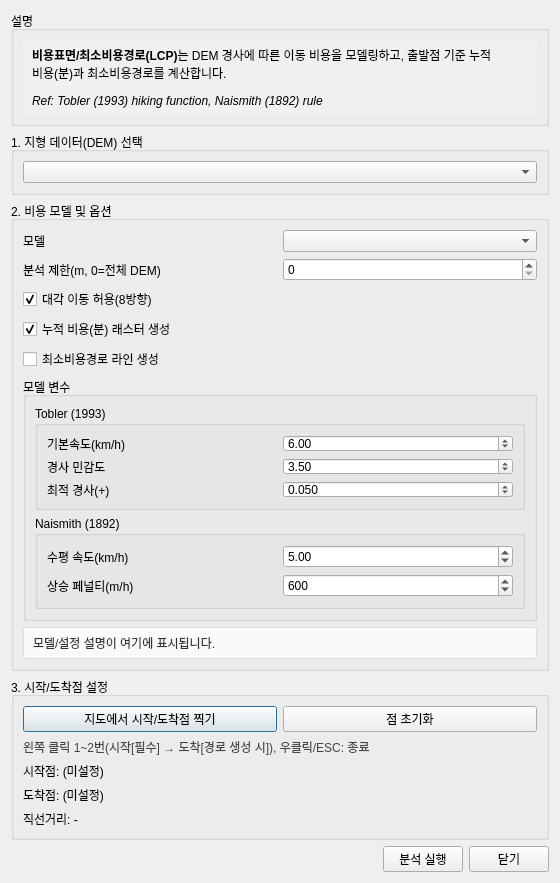
Above: tools/cost_surface_dialog_base.ui from lzpxilfe/ar before the change. Below: the same form after it.
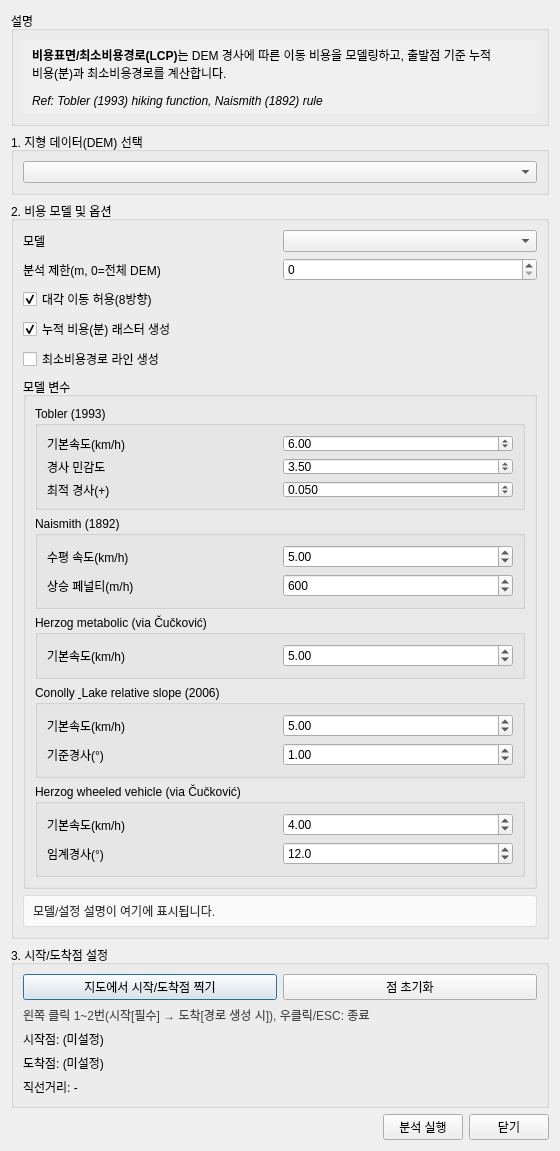
That is the form after the change. Custom widgets are drawn as their Qt base class.

Commit message: Cost surface: add Herzog/Conolly models

Diff of the .ui file:
```diff
--- a/tools/cost_surface_dialog_base.ui
+++ b/tools/cost_surface_dialog_base.ui
@@ -312,13 +312,185 @@
               </property>
              </widget>
             </item>
-           </layout>
-          </widget>
-         </item>
-        </layout>
-       </widget>
-      </item>
-      <item row="6" column="0" colspan="2">
+            </layout>
+           </widget>
+          </item>
+          <item>
+           <widget class="QGroupBox" name="groupHerzogMetabolicParams">
+            <property name="title">
+             <string>Herzog metabolic (via Čučković)</string>
+            </property>
+            <layout class="QGridLayout" name="gridLayout_HerzogMetabolic">
+             <item row="0" column="0">
+              <widget class="QLabel" name="lblHerzogBaseSpeed">
+               <property name="text">
+                <string>기본속도(km/h)</string>
+               </property>
+              </widget>
+             </item>
+             <item row="0" column="1">
+              <widget class="QDoubleSpinBox" name="spinHerzogBaseKmh">
+               <property name="toolTip">
+                <string>평지 기준 기본 속도(km/h). 값이 클수록 전체 이동 시간이 줄어듭니다(더 빠른 이동 가정).</string>
+               </property>
+               <property name="decimals">
+                <number>2</number>
+               </property>
+               <property name="minimum">
+                <double>0.100000000000000</double>
+               </property>
+               <property name="maximum">
+                <double>20.000000000000000</double>
+               </property>
+               <property name="singleStep">
+                <double>0.500000000000000</double>
+               </property>
+               <property name="value">
+                <double>5.000000000000000</double>
+               </property>
+              </widget>
+             </item>
+            </layout>
+           </widget>
+          </item>
+          <item>
+           <widget class="QGroupBox" name="groupConollyLakeParams">
+            <property name="title">
+             <string>Conolly &amp; Lake relative slope (2006)</string>
+            </property>
+            <layout class="QGridLayout" name="gridLayout_ConollyLake">
+             <item row="0" column="0">
+              <widget class="QLabel" name="lblConollyBaseSpeed">
+               <property name="text">
+                <string>기본속도(km/h)</string>
+               </property>
+              </widget>
+             </item>
+             <item row="0" column="1">
+              <widget class="QDoubleSpinBox" name="spinConollyBaseKmh">
+               <property name="toolTip">
+                <string>평지 기준 기본 속도(km/h). 값이 클수록 전체 이동 시간이 줄어듭니다.</string>
+               </property>
+               <property name="decimals">
+                <number>2</number>
+               </property>
+               <property name="minimum">
+                <double>0.100000000000000</double>
+               </property>
+               <property name="maximum">
+                <double>20.000000000000000</double>
+               </property>
+               <property name="singleStep">
+                <double>0.500000000000000</double>
+               </property>
+               <property name="value">
+                <double>5.000000000000000</double>
+               </property>
+              </widget>
+             </item>
+             <item row="1" column="0">
+              <widget class="QLabel" name="lblConollyRefSlope">
+               <property name="text">
+                <string>기준경사(°)</string>
+               </property>
+              </widget>
+             </item>
+             <item row="1" column="1">
+              <widget class="QDoubleSpinBox" name="spinConollyRefSlopeDeg">
+               <property name="toolTip">
+                <string>경사 페널티가 본격적으로 커지기 시작하는 기준 경사(°). 값이 작을수록 약한 경사에도 페널티가 커집니다. (기본값: 1°)</string>
+               </property>
+               <property name="decimals">
+                <number>2</number>
+               </property>
+               <property name="minimum">
+                <double>0.100000000000000</double>
+               </property>
+               <property name="maximum">
+                <double>30.000000000000000</double>
+               </property>
+               <property name="singleStep">
+                <double>0.100000000000000</double>
+               </property>
+               <property name="value">
+                <double>1.000000000000000</double>
+               </property>
+              </widget>
+             </item>
+            </layout>
+           </widget>
+          </item>
+          <item>
+           <widget class="QGroupBox" name="groupHerzogWheeledParams">
+            <property name="title">
+             <string>Herzog wheeled vehicle (via Čučković)</string>
+            </property>
+            <layout class="QGridLayout" name="gridLayout_HerzogWheeled">
+             <item row="0" column="0">
+              <widget class="QLabel" name="lblWheeledBaseSpeed">
+               <property name="text">
+                <string>기본속도(km/h)</string>
+               </property>
+              </widget>
+             </item>
+             <item row="0" column="1">
+              <widget class="QDoubleSpinBox" name="spinWheeledBaseKmh">
+               <property name="toolTip">
+                <string>평지에서의 차량/수레 기본 속도(km/h). 값이 클수록 전체 이동 시간이 줄어듭니다.</string>
+               </property>
+               <property name="decimals">
+                <number>2</number>
+               </property>
+               <property name="minimum">
+                <double>0.100000000000000</double>
+               </property>
+               <property name="maximum">
+                <double>30.000000000000000</double>
+               </property>
+               <property name="singleStep">
+                <double>0.500000000000000</double>
+               </property>
+               <property name="value">
+                <double>4.000000000000000</double>
+               </property>
+              </widget>
+             </item>
+             <item row="1" column="0">
+              <widget class="QLabel" name="lblWheeledCriticalSlope">
+               <property name="text">
+                <string>임계경사(°)</string>
+               </property>
+              </widget>
+             </item>
+             <item row="1" column="1">
+              <widget class="QDoubleSpinBox" name="spinWheeledCriticalSlopeDeg">
+               <property name="toolTip">
+                <string>경사가 이 값(°)에 가까워질수록 속도가 급격히 감소합니다. 값이 작을수록 경사에 더 취약한 차량을 의미합니다. (기본값: 12°)</string>
+               </property>
+               <property name="decimals">
+                <number>1</number>
+               </property>
+               <property name="minimum">
+                <double>1.000000000000000</double>
+               </property>
+               <property name="maximum">
+                <double>45.000000000000000</double>
+               </property>
+               <property name="singleStep">
+                <double>0.500000000000000</double>
+               </property>
+               <property name="value">
+                <double>12.000000000000000</double>
+               </property>
+              </widget>
+             </item>
+            </layout>
+           </widget>
+          </item>
+         </layout>
+        </widget>
+       </item>
+       <item row="6" column="0" colspan="2">
        <widget class="QLabel" name="lblModelHelp">
         <property name="text">
          <string>모델/설정 설명이 여기에 표시됩니다.</string>
```
Left out of the diff: 10 changed lines with no effect on the pictures. The commit also changes 3 other files.
